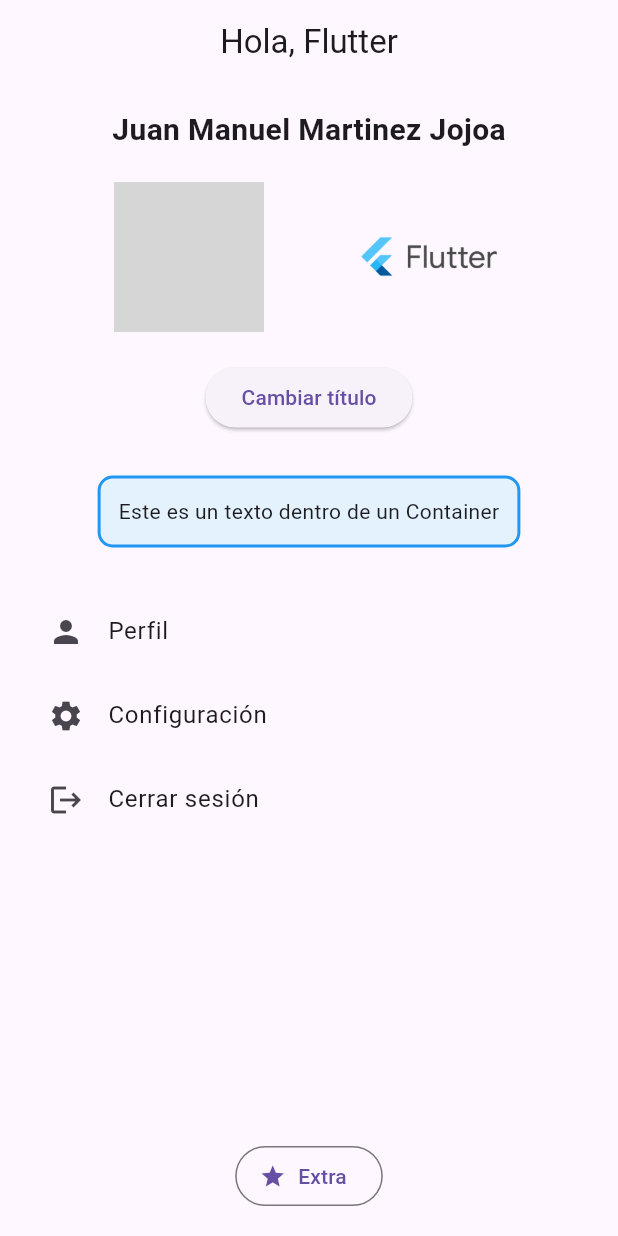
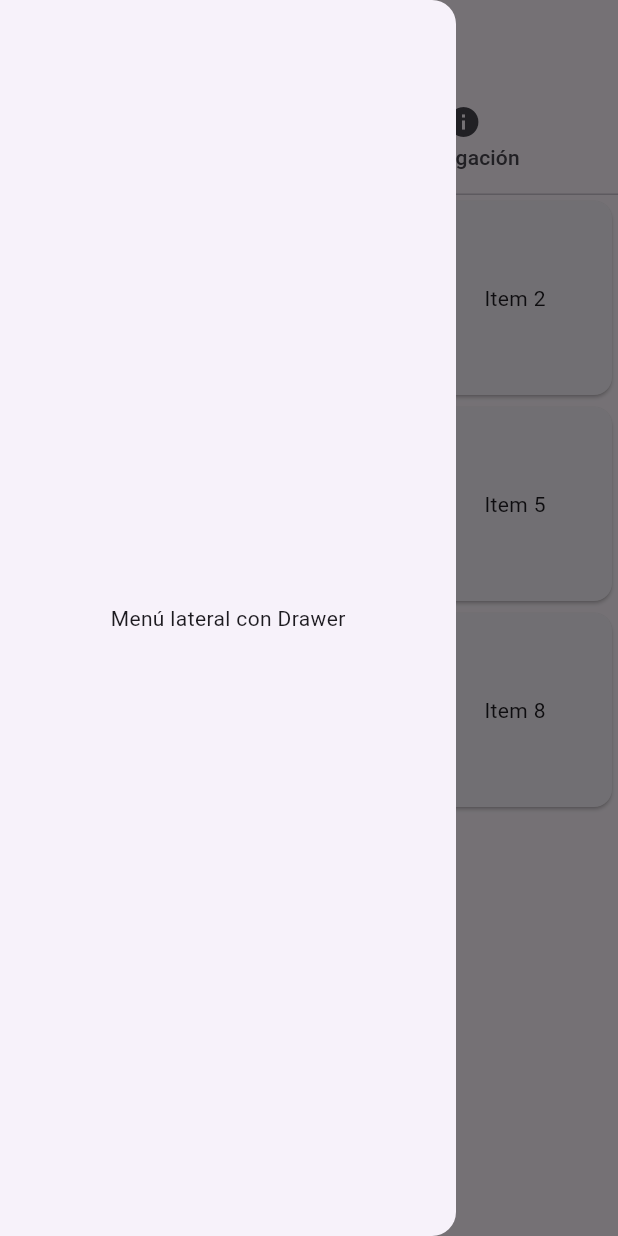
Before and after one commit to Shadowfire67/Talleres, a Flutter app: the screen it shows after launch, with the side drawer open (before the commit the screen has no drawer), on a phone screen of 412 x 824 dp. Run offline on Flutter 3.47's test engine with Material 3 defaults, Android fonts, the phone set to English and light mode, and no system bars; our stand-ins replace go_router; grey boxes are pictures that could not be loaded.

Commit message:
feat: taller paso de parámetros con go_router, widgets y ciclo de vida

```diff
--- a/proyecto/lib/main.dart
+++ b/proyecto/lib/main.dart
@@ -1,117 +1,87 @@
 import 'package:flutter/material.dart';
+import 'package:go_router/go_router.dart';
 
 void main() {
   runApp(const MyApp());
 }
 
+/// App principal con GoRouter
 class MyApp extends StatelessWidget {
   const MyApp({super.key});
 
   @override
   Widget build(BuildContext context) {
-    return MaterialApp(
-      title: 'Proyecto Flutter',
-      theme: ThemeData(primarySwatch: Colors.blue),
-      home: const HomePage(),
+    final GoRouter router = GoRouter(
+      routes: [
+        GoRoute(path: '/', builder: (context, state) => const HomePage()),
+        GoRoute(
+          path: '/detail/:name',
+          builder: (context, state) {
+            final name = state.pathParameters['name'] ?? 'Sin nombre';
+            return DetailPage(name: name);
+          },
+        ),
+      ],
+    );
+
+    return MaterialApp.router(
+      title: 'Taller Flutter',
+      routerConfig: router,
       debugShowCheckedModeBanner: false,
     );
   }
 }
 
-class HomePage extends StatefulWidget {
+/// Página principal con botones para go/push/replace
+class HomePage extends StatelessWidget {
   const HomePage({super.key});
 
   @override
-  State<HomePage> createState() => _HomePageState();
-}
-
-class _HomePageState extends State<HomePage> {
-  String _titulo = "Hola, Flutter";
-
-  void _cambiarTitulo() {
-    setState(() {
-      _titulo = _titulo == "Hola, Flutter"
-          ? "¡Título cambiado!"
-          : "Hola, Flutter";
-    });
-
-    // Mostrar SnackBar
-    ScaffoldMessenger.of(
-      context,
-    ).showSnackBar(const SnackBar(content: Text("Título actualizado")));
-  }
-
-  @override
   Widget build(BuildContext context) {
-    return Scaffold(
-      appBar: AppBar(title: Text(_titulo), centerTitle: true),
-      body: Padding(
-        padding: const EdgeInsets.all(16.0),
-        child: Column(
+    return DefaultTabController(
+      length: 2,
+      child: Scaffold(
+        appBar: AppBar(
+          title: const Text("Página Principal"),
+          bottom: const TabBar(
+            tabs: [
+              Tab(icon: Icon(Icons.grid_view), text: "GridView"),
+              Tab(icon: Icon(Icons.info), text: "Navegación"),
+            ],
+          ),
+        ),
+        drawer: const Drawer(
+          // <-- Tercer widget
+          child: Center(child: Text("Menú lateral con Drawer")),
+        ),
+        body: TabBarView(
           children: [
-            // Nombre centrado
-            const Center(
-              child: Text(
-                "Juan Manuel Martinez Jojoa",
-                style: TextStyle(fontSize: 20, fontWeight: FontWeight.bold),
+            // ---- Tab 1: GridView ----
+            GridView.builder(
+              gridDelegate: const SliverGridDelegateWithFixedCrossAxisCount(
+                crossAxisCount: 3,
               ),
+              itemCount: 9,
+              itemBuilder: (context, index) {
+                return Card(child: Center(child: Text("Item $index")));
+              },
             ),
-
-            const SizedBox(height: 20),
-
-            // Row con imágenes
-            Row(
-              mainAxisAlignment: MainAxisAlignment.spaceEvenly,
-              children: [
-                // Imagen de Internet
-                Image.network(
-                  "https://brandlogos.net/wp-content/uploads/2021/12/flutter-brandlogo.net_-512x512.png",
-                  width: 100,
-                ),
-                // Imagen desde assets
-                Image.asset(
-                  "assets/flutter.png", // <-- coloca tu imagen en /assets
-                  width: 100,
-                ),
-              ],
-            ),
-
-            const SizedBox(height: 20),
-
-            // Botón que cambia el título
-            ElevatedButton(
-              onPressed: _cambiarTitulo,
-              child: const Text("Cambiar título"),
-            ),
-
-            const SizedBox(height: 20),
-
-            // Container con estilo
-            Container(
-              margin: const EdgeInsets.all(8),
-              padding: const EdgeInsets.all(12),
-              decoration: BoxDecoration(
-                border: Border.all(color: Colors.blue, width: 2),
-                borderRadius: BorderRadius.circular(10),
-                color: Colors.blue.shade50,
-              ),
-              child: const Text("Este es un texto dentro de un Container"),
-            ),
-
-            const SizedBox(height: 20),
-
-            // ListView dentro de un Expanded
-            Expanded(
-              child: ListView(
-                children: const [
-                  ListTile(leading: Icon(Icons.person), title: Text("Perfil")),
-                  ListTile(
-                    leading: Icon(Icons.settings),
-                    title: Text("Configuración"),
+            // ---- Tab 2: Botones navegación ----
+            Center(
+              child: Column(
+                mainAxisAlignment: MainAxisAlignment.center,
+                children: [
+                  ElevatedButton(
+                    onPressed: () => context.go('/detail/Go'),
+                    child: const Text("Ir con go()"),
                   ),
-                  ListTile(
-                    leading: Icon(Icons.logout),
-                    title: Text("Cerrar sesión"),
+                  ElevatedButton(
+                    onPressed: () => context.push('/detail/Push'),
+                    child: const Text("Ir con push()"),
+                  ),
+                  ElevatedButton(
+                    onPressed: () => context.replace('/detail/Replace'),
+                    child: const Text("Ir con replace()"),
                   ),
                 ],
               ),
@@ -119,18 +89,62 @@ class _HomePageState extends State<HomePage> {
           ],
         ),
       ),
-
-      // Botón extra en la parte inferior
-      floatingActionButton: OutlinedButton.icon(
-        onPressed: () {
-          ScaffoldMessenger.of(context).showSnackBar(
-            const SnackBar(content: Text("Acción adicional ejecutada")),
-          );
-        },
-        icon: const Icon(Icons.star),
-        label: const Text("Extra"),
-      ),
-      floatingActionButtonLocation: FloatingActionButtonLocation.centerFloat,
     );
   }
 }
+
+/// Pantalla secundaria que muestra el parámetro
+class DetailPage extends StatefulWidget {
+  final String name;
+  const DetailPage({super.key, required this.name});
+
+  @override
+  State<DetailPage> createState() => _DetailPageState();
+}
+
+class _DetailPageState extends State<DetailPage> {
+  @override
+  void initState() {
+    super.initState();
+    print("initState() → Se ejecuta una sola vez al crear el widget");
+  }
+
+  @override
+  void didChangeDependencies() {
+    super.didChangeDependencies();
+    print(
+      "didChangeDependencies() → Se ejecuta cuando cambian dependencias de InheritedWidgets",
+    );
+  }
+
+  @override
+  Widget build(BuildContext context) {
+    print("build() → Se ejecuta cada vez que se redibuja la pantalla");
+    return Scaffold(
+      appBar: AppBar(title: Text("Detalle: ${widget.name}")),
+      body: Center(
+        child: Column(
+          mainAxisAlignment: MainAxisAlignment.center,
+          children: [
+            Text("Parámetro recibido: ${widget.name}"),
+            const SizedBox(height: 20),
+            ElevatedButton(
+              onPressed: () {
+                setState(() {
+                  print("setState() → Se ejecuta al cambiar el estado");
+                });
+              },
+              child: const Text("Ejecutar setState()"),
+            ),
+          ],
+        ),
+      ),
+    );
+  }
+
+  @override
+  void dispose() {
+    print("dispose() → Se ejecuta al destruir el widget");
+    super.dispose();
+  }
+}
--- a/proyecto/pubspec.yaml
+++ b/proyecto/pubspec.yaml
@@ -34,6 +34,7 @@ dependencies:
   # The following adds the Cupertino Icons font to your application.
   # Use with the CupertinoIcons class for iOS style icons.
   cupertino_icons: ^1.0.8
+  go_router: ^16.2.1
 
 dev_dependencies:
   flutter_test:
```
Also changed, not shown: proyecto/pubspec.lock.
